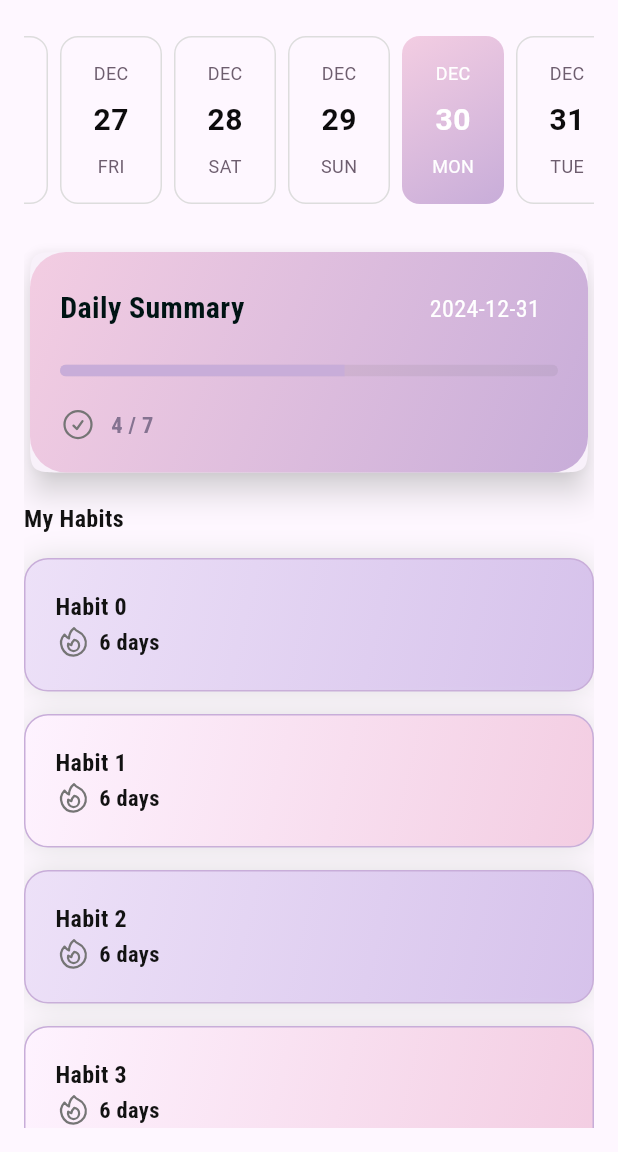
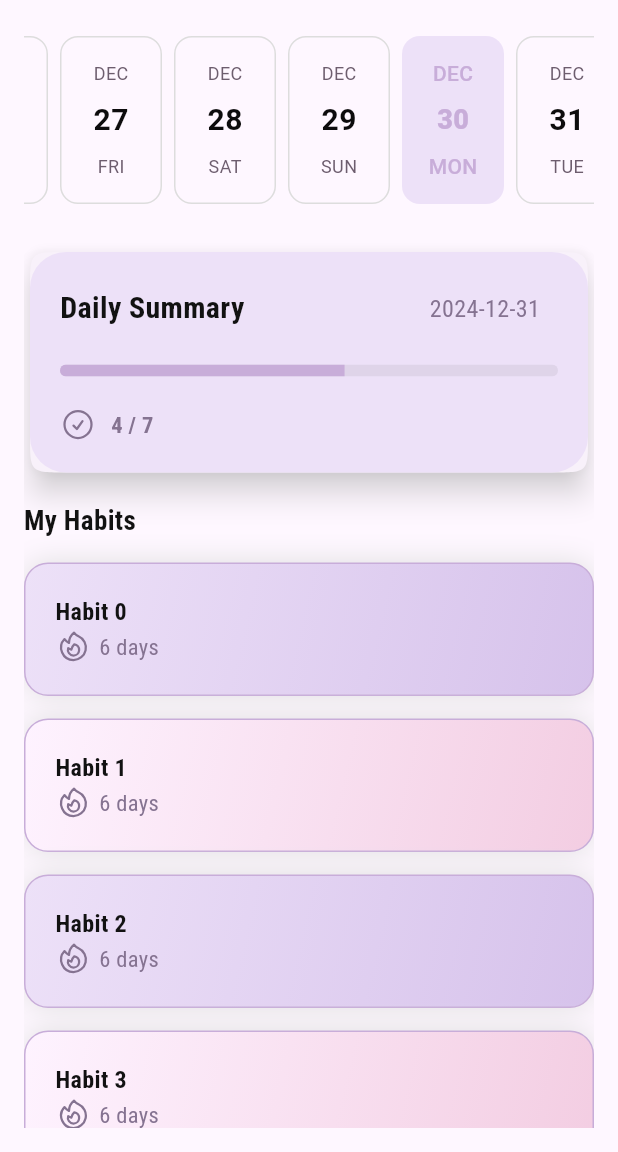
Before and after one commit to nalugala-vc/HabitQuest, a Flutter app: the screen it shows after launch, on a phone screen of 412 x 824 dp, the part 84-1236 px from its top. Run offline on Flutter 3.47's test engine with Material 3 defaults, Android fonts, the light colour scheme and no system bars; drawn by our look-alikes of easy_date_timeline; our stand-ins replace firebase_core, flutter_otp_text_field, flutter_svg, get, google_fonts, heroicons; accounts and stored records are empty.

Commit message:
UI changes

```diff
--- a/solutech/lib/home/mobile/home_page.dart
+++ b/solutech/lib/home/mobile/home_page.dart
@@ -41,7 +41,7 @@ class _HomePageMobileState extends State<HomePageMobile> {
                   spaceH15,
                   RobotoCondensed(
                     text: 'My Habits',
-                    fontSize: 16,
+                    fontSize: 18,
                   ),
                   spaceH15,
                   HabitCardList(
--- a/solutech/lib/home/mobile/widgets/daily_summary.dart
+++ b/solutech/lib/home/mobile/widgets/daily_summary.dart
@@ -26,11 +26,7 @@ class DailySummary extends StatelessWidget {
         padding: const EdgeInsets.all(20),
         decoration: BoxDecoration(
           borderRadius: BorderRadius.circular(24),
-          gradient: const LinearGradient(
-            colors: [AppColors.pink400, AppColors.purple500],
-            begin: Alignment.topLeft,
-            end: Alignment.bottomRight,
-          ),
+          color: AppColors.purple100,
         ),
         child: Column(
           crossAxisAlignment: CrossAxisAlignment.start,
@@ -41,14 +37,13 @@ class DailySummary extends StatelessWidget {
                 RobotoCondensed(
                   text: 'Daily Summary',
                   fontSize: 20,
-                  textColor: AppColors.black,
                 ),
                 Padding(
                   padding:
                       const EdgeInsets.symmetric(horizontal: 12, vertical: 6),
                   child: RobotoCondensed(
                     text: date,
-                    textColor: AppColors.plainWhite,
+                    textColor: AppColors.purple750,
                     fontSize: 16,
                     fontWeight: FontWeight.w400,
                   ),
@@ -76,7 +71,7 @@ class DailySummary extends StatelessWidget {
                 const HeroIcon(
                   HeroIcons.checkCircle,
                   style: HeroIconStyle.outline,
-                  color: AppColors.grey500,
+                  color: AppColors.purple750,
                 ),
                 spaceW10,
                 RobotoCondensed(
--- a/solutech/lib/home/mobile/widgets/habit_card.dart
+++ b/solutech/lib/home/mobile/widgets/habit_card.dart
@@ -65,12 +65,14 @@ class HabitCard extends StatelessWidget {
                         const HeroIcon(
                           HeroIcons.fire,
                           style: HeroIconStyle.outline,
-                          color: AppColors.grey500,
+                          color: AppColors.purple750,
                         ),
                         spaceW5,
                         RobotoCondensed(
                           text: '$streak days',
                           fontSize: 15,
+                          fontWeight: FontWeight.w400,
+                          textColor: AppColors.purple750,
                         )
                       ],
                     )
--- a/solutech/lib/home/mobile/widgets/timeline_view.dart
+++ b/solutech/lib/home/mobile/widgets/timeline_view.dart
@@ -29,13 +29,17 @@ class _TimelineViewState extends State<TimelineView> {
         ),
         dayProps: EasyDayProps(
           activeDayStyle: DayStyle(
+            dayNumStyle: const TextStyle(
+                color: AppColors.purple500,
+                fontSize: 18,
+                fontWeight: FontWeight.w900),
+            dayStrStyle: const TextStyle(
+                color: AppColors.purple500, fontWeight: FontWeight.w500),
+            monthStrStyle: const TextStyle(
+                color: AppColors.purple500, fontWeight: FontWeight.w500),
             decoration: BoxDecoration(
               borderRadius: BorderRadius.circular(12),
-              gradient: const LinearGradient(
-                colors: [AppColors.pink400, AppColors.purple500],
-                begin: Alignment.topLeft,
-                end: Alignment.bottomRight,
-              ),
+              color: AppColors.purple100,
             ),
           ),
         ),
```
